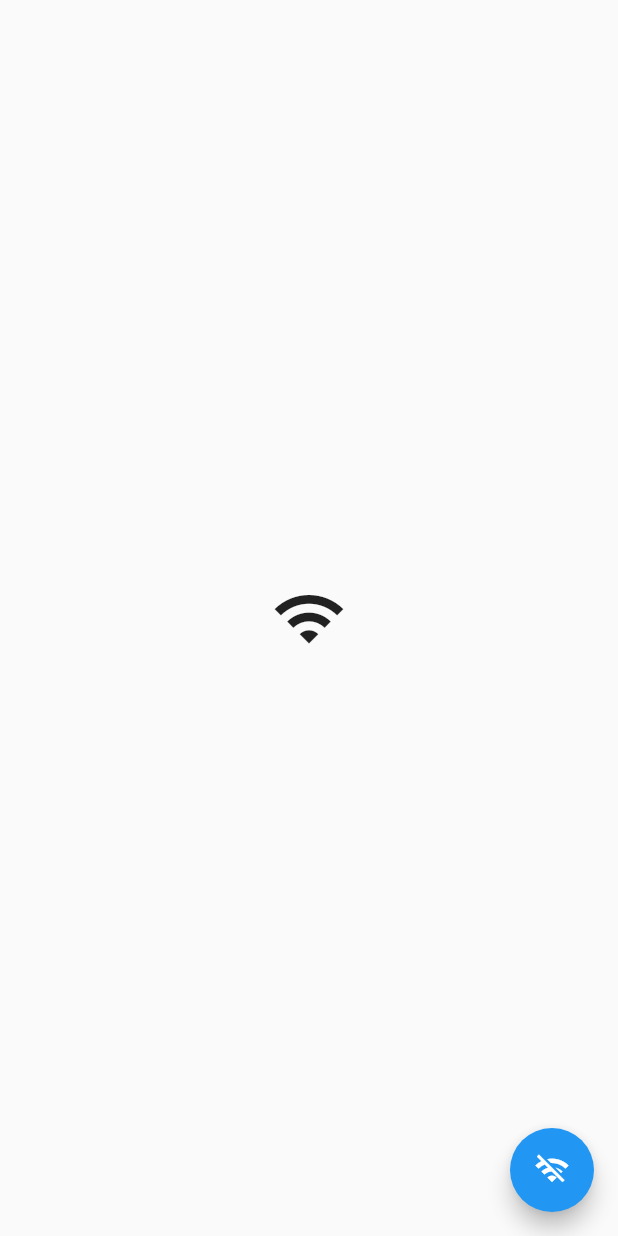
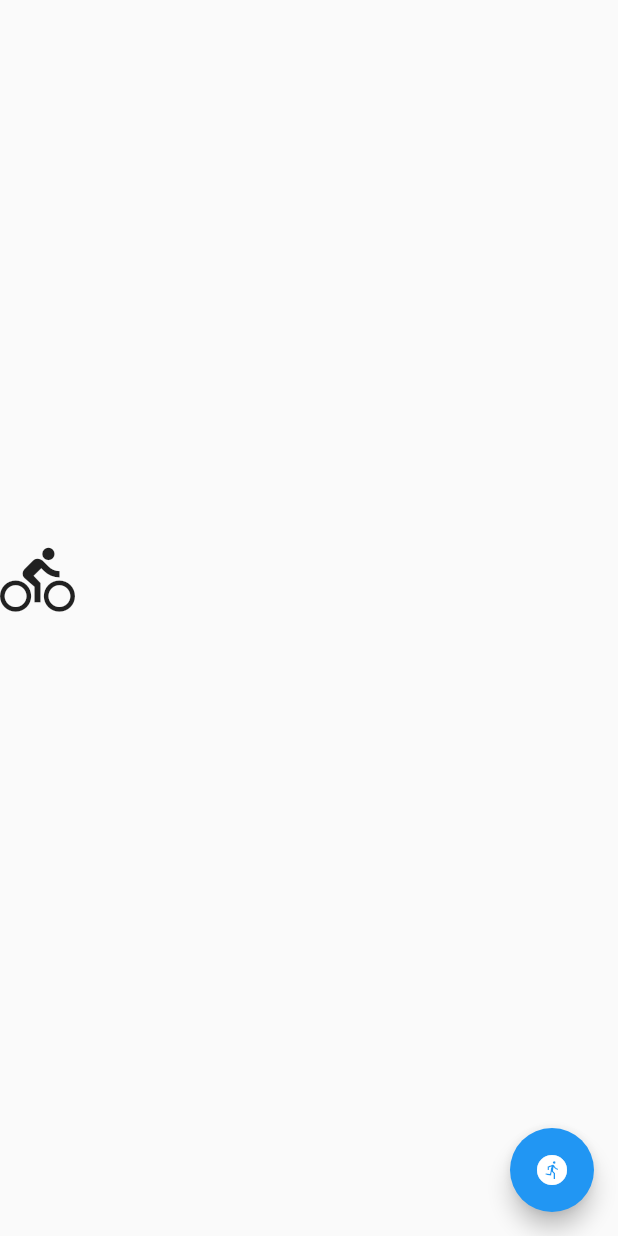
Before and after one commit to Guilherme-so/flutter_animations, a Flutter app: the screen it shows after launch, on a phone screen of 412 x 824 dp. Run offline on Flutter 3.47's test engine with Material 2 defaults, Android fonts, the phone set to English and light mode, and no system bars.

Commit message:
AnimatedPositioned sliding something to an place to another

```diff
--- a/lib/main.dart
+++ b/lib/main.dart
@@ -1,6 +1,7 @@
 import 'package:flutter/material.dart';
 import 'pages/animation_container.dart';
 import 'pages/animation_crossfade.dart';
+import 'pages/animation_positioned.dart';
 
 void main() {
   runApp(const MyApp());
@@ -19,7 +20,8 @@ class MyApp extends StatelessWidget {
       ),
       // home: const OpacityAnimation(),
       // home: const ContainerAnimated(),
-      home: const CrossFadeAnimation(),
+      // home: const CrossFadeAnimation(),
+      home: const PositionedAnimated(),
     );
   }
 }
--- /dev/null
+++ b/lib/pages/animation_positioned.dart
@@ -0,0 +1,40 @@
+import 'package:flutter/material.dart';
+
+class PositionedAnimated extends StatefulWidget {
+  const PositionedAnimated({super.key});
+
+  @override
+  State<PositionedAnimated> createState() => _PositionedAnimatedState();
+}
+
+class _PositionedAnimatedState extends State<PositionedAnimated> {
+  bool run = false;
+
+  @override
+  Widget build(BuildContext context) {
+    final screenMiddle = MediaQuery.of(context).size.height ~/ 2 - 50;
+    final width = MediaQuery.of(context).size.width - 50;
+
+    return Scaffold(
+      body: Stack(children: [
+        AnimatedPositioned(
+          duration: const Duration(seconds: 1),
+          top: screenMiddle.floorToDouble(),
+          left: run ? width : 0,
+          child: const Icon(
+            Icons.directions_bike,
+            size: 50,
+          ),
+        )
+      ]),
+      floatingActionButton: FloatingActionButton(
+        onPressed: () {
+          setState(() {
+            run = !run;
+          });
+        },
+        child: const Icon(Icons.run_circle),
+      ),
+    );
+  }
+}
```
